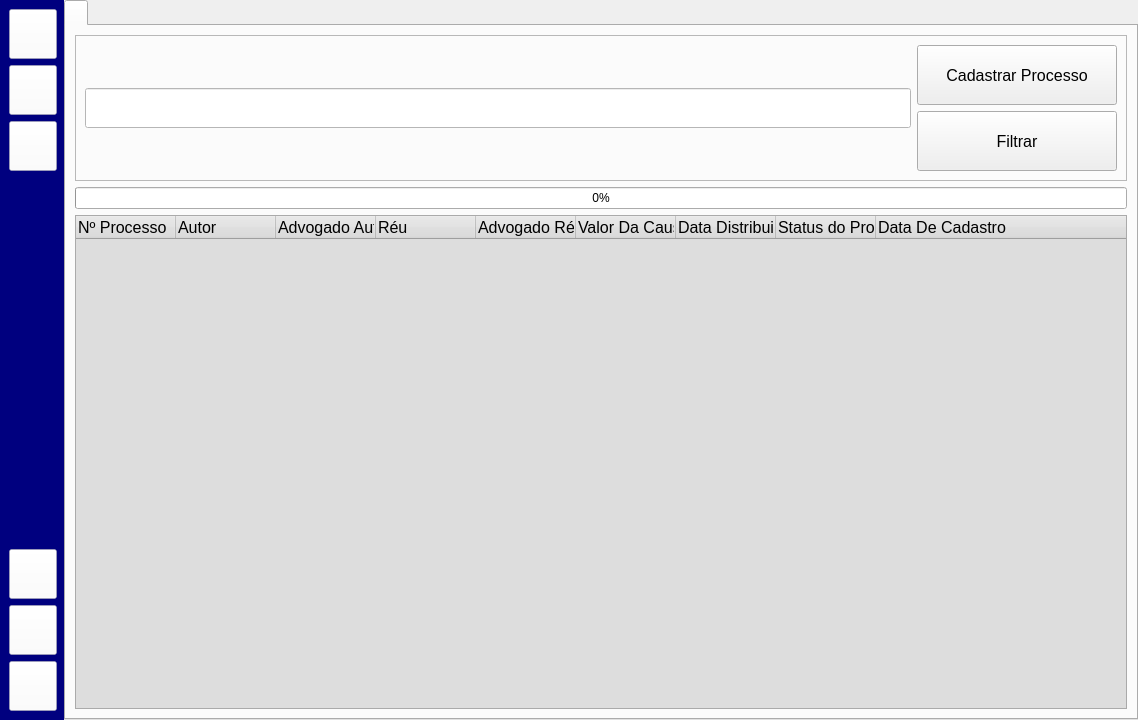
Qt form Project/main.ui (Robotz213/PainelAdmin-Controldocs) before a commit.
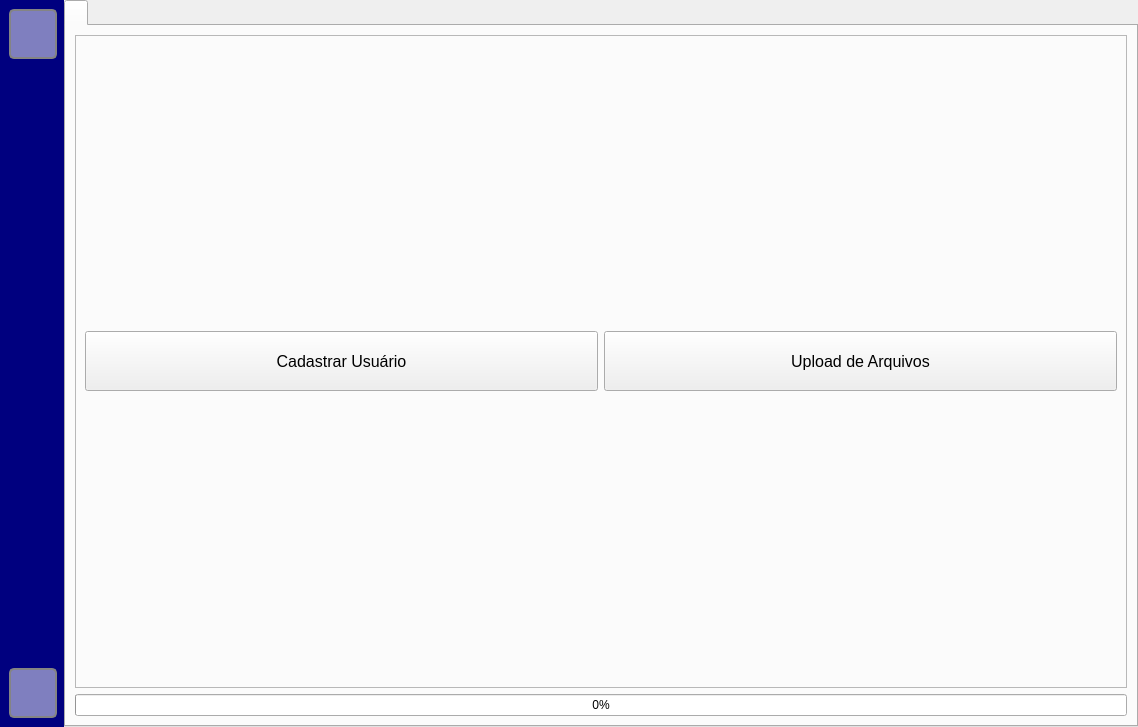
The same form after that commit. Icons and pictures are not drawn.

What changed in the file:
```diff
--- a/Project/main.ui
+++ b/Project/main.ui
@@ -7,7 +7,7 @@
     <x>0</x>
     <y>0</y>
     <width>1138</width>
-    <height>720</height>
+    <height>727</height>
    </rect>
   </property>
   <property name="windowTitle">
@@ -65,7 +65,7 @@
       </property>
       <layout class="QVBoxLayout" name="verticalLayout">
        <item>
-        <widget class="QPushButton" name="AcessoPessoas">
+        <widget class="QPushButton" name="retornar">
          <property name="minimumSize">
           <size>
            <width>48</width>
@@ -74,94 +74,23 @@
          </property>
          <property name="maximumSize">
           <size>
-           <width>50</width>
+           <width>45</width>
            <height>50</height>
           </size>
          </property>
          <property name="styleSheet">
           <string notr="true">QPushButton{
-	
-	image: url(:/home/Icons/do-utilizador.png);
-	background-color: rgba(255, 255, 255, 0.5);
+image: url(:/home/Icons/retorna.png);
+background-color: rgba(255, 255, 255, 0.5);
+border: 2px solid rgb(132, 132, 132);
+border-radius: 5px
 }
 
-QPushButton:hoved{
-	background-color: rgba(162, 162, 162, 0.3);
-}
-</string>
-         </property>
-         <property name="text">
-          <string/>
-         </property>
-        </widget>
-       </item>
-       <item>
-        <widget class="QPushButton" name="Processos">
-         <property name="enabled">
-          <bool>true</bool>
-         </property>
-         <property name="minimumSize">
-          <size>
-           <width>48</width>
-           <height>50</height>
-          </size>
-         </property>
-         <property name="maximumSize">
-          <size>
-           <width>50</width>
-           <height>50</height>
-          </size>
-         </property>
-         <property name="cursor">
-          <cursorShape>PointingHandCursor</cursorShape>
-         </property>
-         <property name="layoutDirection">
-          <enum>Qt::LeftToRight</enum>
-         </property>
-         <property name="styleSheet">
-          <string notr="true">QPushButton{
-
-	image: url(:/home/Icons/documento.png);
-	background-color: rgba(255, 255, 255, 0.5);
-}
-
-QPushButton:hoved{
-	background-color: rgba(162, 162, 162, 0.3);
-}
-</string>
-         </property>
-         <property name="text">
-          <string/>
-         </property>
-        </widget>
-       </item>
-       <item>
-        <widget class="QPushButton" name="Prazos">
-         <property name="minimumSize">
-          <size>
-           <width>48</width>
-           <height>50</height>
-          </size>
-         </property>
-         <property name="maximumSize">
-          <size>
-           <width>50</width>
-           <height>50</height>
-          </size>
-         </property>
-         <property name="cursor">
-          <cursorShape>PointingHandCursor</cursorShape>
-         </property>
-         <property name="styleSheet">
-          <string notr="true">QPushButton{
-	image: url(:/home/Icons/caderno.png);
-	background-color: rgba(255, 255, 255, 0.5);
-}
-
-QPushButton:hoved{
-	background-color: rgba(162, 162, 162, 0.3);
-}
-</string>
+QPushButton:hover {
+background-color: rgb(255, 255, 255);
+border: 2px solid rgb(102, 102, 102);
+border-radius: 5px
+}</string>
          </property>
          <property name="text">
           <string/>
@@ -181,71 +110,6 @@
          </property>
         </spacer>
        </item>
-       <item>
-        <widget class="QPushButton" name="UsersConfig">
-         <property name="minimumSize">
-          <size>
-           <width>48</width>
-           <height>50</height>
-          </size>
-         </property>
-         <property name="maximumSize">
-          <size>
-           <width>50</width>
-           <height>50</height>
-          </size>
-         </property>
-         <property name="styleSheet">
-          <string notr="true">QPushButton{
-
-	
-	image: url(:/home/Icons/simbolo-de-interface-da-roda-dentada-de-configuracao.png);
-	background-color: rgba(255, 255, 255, 0.5);
-}
-
-QPushButton:hoved{
-	background-color: rgba(162, 162, 162, 0.3);
-}
-</string>
-         </property>
-         <property name="text">
-          <string/>
-         </property>
-        </widget>
-       </item>
-       <item>
-        <widget class="QPushButton" name="Info">
-         <property name="minimumSize">
-          <size>
-           <width>48</width>
-           <height>50</height>
-          </size>
-         </property>
-         <property name="maximumSize">
-          <size>
-           <width>50</width>
-           <height>50</height>
-          </size>
-         </property>
-         <property name="cursor">
-          <cursorShape>PointingHandCursor</cursorShape>
-         </property>
-         <property name="styleSheet">
-          <string notr="true">QPushButton{
-image: url(:/home/Icons/informacoes.png);
-background-color: rgba(255, 255, 255, 0.5);
-}
-
-QPushButton:hoved{
-background-color: rgba(162, 162, 162, 0.3);
-}
-</string>
-         </property>
-         <property name="text">
-          <string/>
-         </property>
-        </widget>
-       </item>
        <item>
         <widget class="QPushButton" name="Sair">
          <property name="minimumSize">
@@ -265,15 +129,17 @@
          </property>
          <property name="styleSheet">
           <string notr="true">QPushButton{
-	
-	image: url(:/home/Icons/sair.png);
+image: url(:/home/Icons/sair.png);
 background-color: rgba(255, 255, 255, 0.5);
+border: 2px solid rgb(132, 132, 132);
+border-radius: 5px
 }
 
-QPushButton:hoved{
-background-color: rgba(162, 162, 162, 0.3);
-}
-</string>
+QPushButton:hover {
+background-color: rgb(255, 255, 255);
+border: 2px solid rgb(102, 102, 102);
+border-radius: 5px
+}</string>
          </property>
          <property name="text">
           <string/>
@@ -288,9 +154,9 @@
       <property name="currentIndex">
        <number>2</number>
       </property>
-      <widget class="QWidget" name="Sobre"/>
-      <widget class="QWidget" name="Pessoas"/>
-      <widget class="QWidget" name="Processos_Lista">
+      <widget class="QWidget" name="CadastroUsuario"/>
+      <widget class="QWidget" name="UploadArquivos"/>
+      <widget class="QWidget" name="MenuPrincipal">
        <layout class="QHBoxLayout" name="horizontalLayout_2">
         <property name="spacing">
          <number>0</number>
@@ -326,6 +192,13 @@
             <string notr="true"/>
            </attribute>
            <layout class="QGridLayout" name="gridLayout">
+            <item row="1" column="0">
+             <widget class="QProgressBar" name="progressBar">
+              <property name="value">
+               <number>0</number>
+              </property>
+             </widget>
+            </item>
             <item row="0" column="0">
              <widget class="QFrame" name="frame">
               <property name="minimumSize">
@@ -340,199 +213,56 @@
               <property name="frameShadow">
                <enum>QFrame::Raised</enum>
               </property>
-              <layout class="QVBoxLayout" name="verticalLayout_4">
+              <layout class="QHBoxLayout" name="horizontalLayout_4">
                <item>
                 <layout class="QHBoxLayout" name="horizontalLayout_3">
                  <item>
-                  <layout class="QVBoxLayout" name="verticalLayout_2">
-                   <item>
-                    <widget class="QLineEdit" name="InsertProcesso">
-                     <property name="minimumSize">
-                      <size>
-                       <width>100</width>
-                       <height>40</height>
-                      </size>
-                     </property>
-                     <property name="maximumSize">
-                      <size>
-                       <width>16777215</width>
-                       <height>16777215</height>
-                      </size>
-                     </property>
-                     <property name="font">
-                      <font>
-                       <pointsize>15</pointsize>
-                      </font>
-                     </property>
-                     <property name="styleSheet">
-                      <string notr="true">background-color: rgb(255, 255, 255);</string>
-                     </property>
-                     <property name="text">
-                      <string/>
-                     </property>
-                    </widget>
-                   </item>
-                  </layout>
+                  <widget class="QPushButton" name="CadastrarUsuario">
+                   <property name="minimumSize">
+                    <size>
+                     <width>200</width>
+                     <height>60</height>
+                    </size>
+                   </property>
+                   <property name="font">
+                    <font>
+                     <pointsize>12</pointsize>
+                    </font>
+                   </property>
+                   <property name="text">
+                    <string>Cadastrar Usuário</string>
+                   </property>
+                  </widget>
                  </item>
                  <item>
-                  <layout class="QVBoxLayout" name="verticalLayout_3">
-                   <item>
-                    <widget class="QPushButton" name="EnterCadastro">
-                     <property name="minimumSize">
-                      <size>
-                       <width>200</width>
-                       <height>60</height>
-                      </size>
-                     </property>
-                     <property name="font">
-                      <font>
-                       <pointsize>12</pointsize>
-                      </font>
-                     </property>
-                     <property name="text">
-                      <string>Cadastrar Processo</string>
-                     </property>
-                    </widget>
-                   </item>
-                   <item>
-                    <widget class="QPushButton" name="reload">
-                     <property name="minimumSize">
-                      <size>
-                       <width>200</width>
-                       <height>60</height>
-                      </size>
-                     </property>
-                     <property name="font">
-                      <font>
-                       <pointsize>12</pointsize>
-                      </font>
-                     </property>
-                     <property name="text">
-                      <string>Filtrar</string>
-                     </property>
-                    </widget>
-                   </item>
-                  </layout>
+                  <widget class="QPushButton" name="FileUpload">
+                   <property name="minimumSize">
+                    <size>
+                     <width>200</width>
+                     <height>60</height>
+                    </size>
+                   </property>
+                   <property name="font">
+                    <font>
+                     <pointsize>12</pointsize>
+                    </font>
+                   </property>
+                   <property name="text">
+                    <string>Upload de Arquivos</string>
+                   </property>
+                  </widget>
                  </item>
                 </layout>
                </item>
               </layout>
              </widget>
             </item>
-            <item row="2" column="0">
-             <widget class="QTreeWidget" name="TabelaProcesso">
-              <property name="styleSheet">
-               <string notr="true">background-color: rgb(221, 221, 221);</string>
-              </property>
-              <column>
-               <property name="text">
-                <string>Nº Processo</string>
-               </property>
-               <property name="font">
-                <font>
-                 <pointsize>12</pointsize>
-                </font>
-               </property>
-               <property name="textAlignment">
-                <set>AlignLeading|AlignVCenter</set>
-               </property>
-              </column>
-              <column>
-               <property name="text">
-                <string>Autor</string>
-               </property>
-               <property name="font">
-                <font>
-                 <pointsize>12</pointsize>
-                </font>
-               </property>
-              </column>
-              <column>
-               <property name="text">
-                <string>Advogado Autor</string>
-               </property>
-               <property name="font">
-                <font>
-                 <pointsize>12</pointsize>
-                </font>
-               </property>
-              </column>
-              <column>
-               <property name="text">
-                <string>Réu</string>
-               </property>
-               <property name="font">
-                <font>
-                 <pointsize>12</pointsize>
-                </font>
-               </property>
-              </column>
-              <column>
-               <property name="text">
-                <string>Advogado Réu</string>
-               </property>
-               <property name="font">
-                <font>
-                 <pointsize>12</pointsize>
-                </font>
-               </property>
-              </column>
-              <column>
-               <property name="text">
-                <string>Valor Da Causa</string>
-               </property>
-               <property name="font">
-                <font>
-                 <pointsize>12</pointsize>
-                </font>
-               </property>
-              </column>
-              <column>
-               <property name="text">
-                <string>Data Distribuição</string>
-               </property>
-               <property name="font">
-                <font>
-                 <pointsize>12</pointsize>
-                </font>
-               </property>
-              </column>
-              <column>
-               <property name="text">
-                <string>Status do Processo</string>
-               </property>
-               <property name="font">
-                <font>
-                 <pointsize>12</pointsize>
-                </font>
-               </property>
-              </column>
-              <column>
-               <property name="text">
-                <string>Data De Cadastro</string>
-               </property>
-               <property name="font">
-                <font>
-                 <pointsize>12</pointsize>
-                </font>
-               </property>
-              </column>
-             </widget>
-            </item>
-            <item row="1" column="0">
-             <widget class="QProgressBar" name="progressBar">
-              <property name="value">
-               <number>0</number>
-              </property>
-             </widget>
-            </item>
            </layout>
           </widget>
          </widget>
         </item>
        </layout>
       </widget>
-      <widget class="QWidget" name="Agenda"/>
      </widget>
     </item>
    </layout>
```
